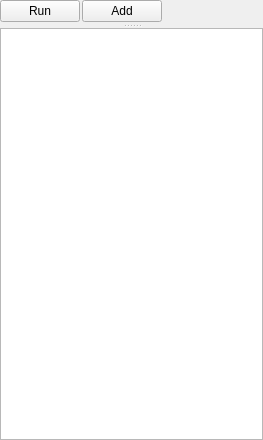
IfengAutomation/uitester, file uitester/ui/case_run/case_run.ui: the form before one commit.
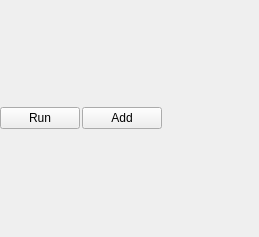
The form after the commit.

Patch:
```diff
--- a/uitester/ui/case_run/case_run.ui
+++ b/uitester/ui/case_run/case_run.ui
@@ -6,8 +6,8 @@
    <rect>
     <x>0</x>
     <y>0</y>
-    <width>263</width>
-    <height>440</height>
+    <width>259</width>
+    <height>237</height>
    </rect>
   </property>
   <property name="sizePolicy">
@@ -21,7 +21,7 @@
   </property>
   <layout class="QVBoxLayout" name="verticalLayout">
    <property name="spacing">
-    <number>2</number>
+    <number>0</number>
    </property>
    <property name="leftMargin">
     <number>0</number>
@@ -37,6 +37,12 @@
    </property>
    <item>
     <widget class="QWidget" name="widget" native="true">
+     <property name="sizePolicy">
+      <sizepolicy hsizetype="Preferred" vsizetype="Fixed">
+       <horstretch>0</horstretch>
+       <verstretch>0</verstretch>
+      </sizepolicy>
+     </property>
      <layout class="QHBoxLayout" name="horizontalLayout_2">
       <property name="spacing">
        <number>2</number>
@@ -96,29 +102,7 @@
     </widget>
    </item>
    <item>
-    <widget class="QSplitter" name="splitter">
-     <property name="orientation">
-      <enum>Qt::Vertical</enum>
-     </property>
-     <widget class="QWidget" name="layoutWidget">
-      <layout class="QHBoxLayout" name="case_table_layout">
-       <property name="spacing">
-        <number>1</number>
-       </property>
-      </layout>
-     </widget>
-     <widget class="QTextBrowser" name="logarea">
-      <property name="sizePolicy">
-       <sizepolicy hsizetype="Expanding" vsizetype="Expanding">
-        <horstretch>0</horstretch>
-        <verstretch>1</verstretch>
-       </sizepolicy>
-      </property>
-      <property name="autoFillBackground">
-       <bool>false</bool>
-      </property>
-     </widget>
-    </widget>
+    <layout class="QVBoxLayout" name="case_table_layout"/>
    </item>
   </layout>
  </widget>
```
